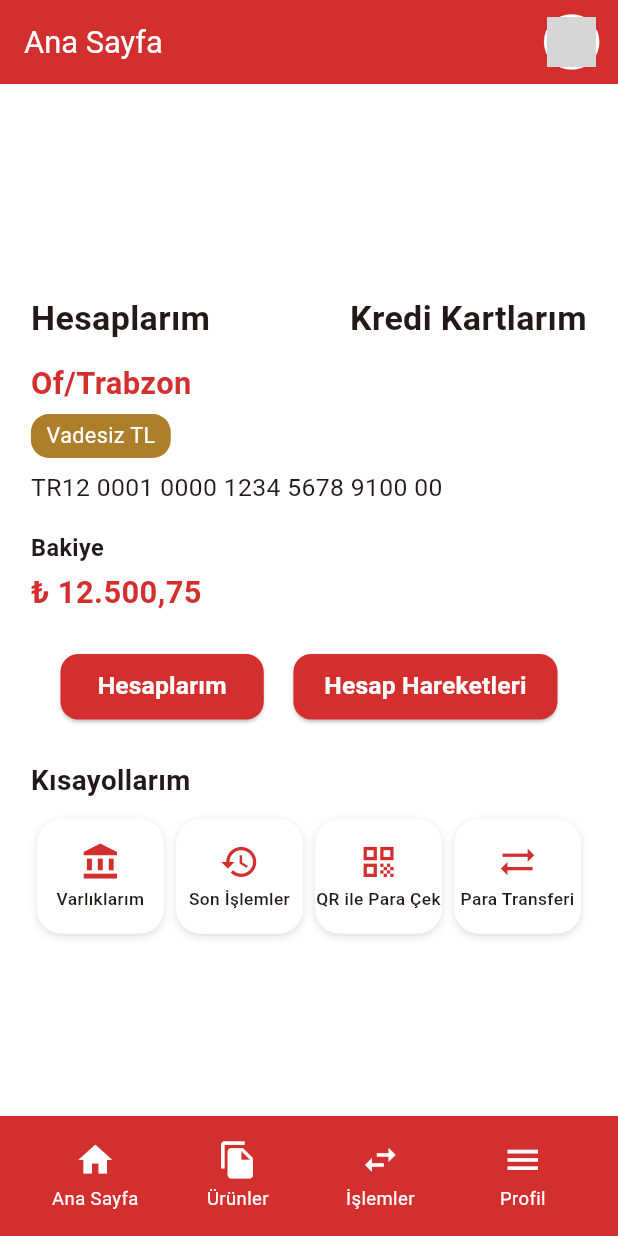
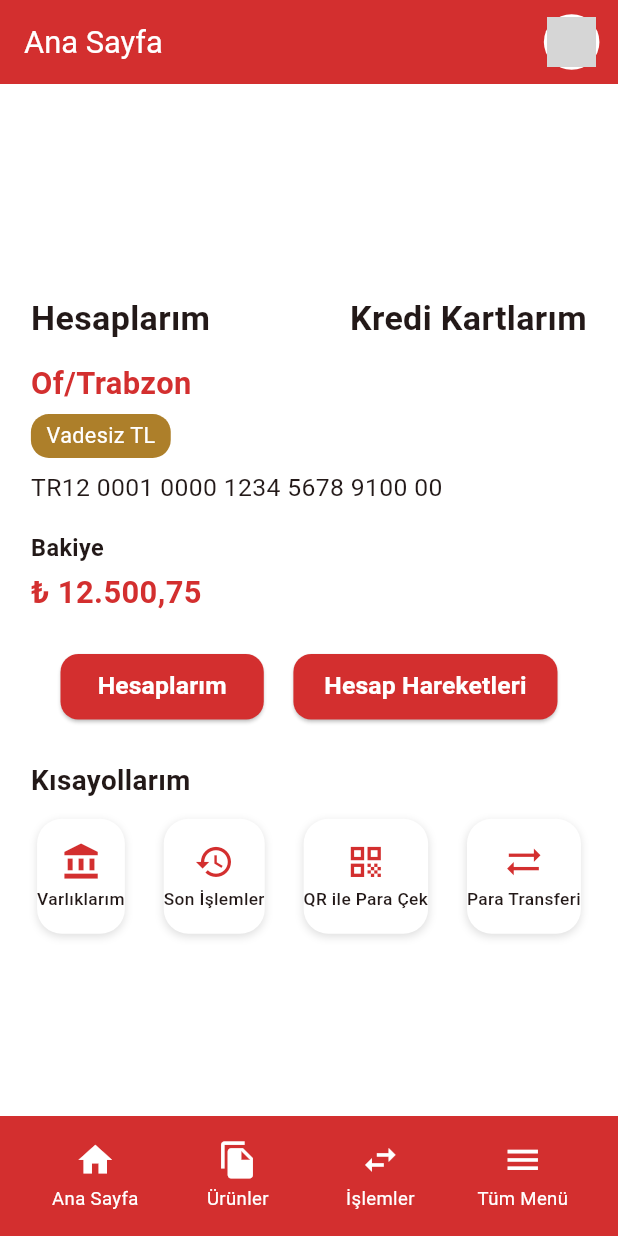
Before and after one commit to btnahmet/bank_app, a Flutter app: the screen it shows after launch, on a phone screen of 412 x 824 dp. Run offline on Flutter 3.47's test engine with Material 3 defaults, Android fonts, the phone set to English and light mode, and no system bars; grey boxes are pictures that could not be loaded.

Commit message:
Tüm Menü Butonu Commit

```diff
--- a/lib/screens/home_screen.dart
+++ b/lib/screens/home_screen.dart
@@ -46,7 +46,10 @@
 //           child: Column(
 //             crossAxisAlignment: CrossAxisAlignment.start,
 //             children: [
-//               SizedBox(height: height * 0.03),
+//               Container(
+//                 height: height * 0.15,
+//               ),
+//               SizedBox(height: height * 0.02),
 //               Padding(
 //                 padding: EdgeInsets.symmetric(horizontal: width * 0.05),
 //                 child: Column(
@@ -87,10 +90,9 @@
 //                     SizedBox(height: height * 0.008),
 //                     Container(
 //                       padding: EdgeInsets.symmetric(
-//                           horizontal: width * 0.025,
-//                           vertical: height * 0.005),
+//                           horizontal: width * 0.025, vertical: height * 0.005),
 //                       decoration: BoxDecoration(
-//                         color: Color.fromARGB(255, 173, 127, 42),
+//                         color: const Color.fromARGB(255, 173, 127, 42),
 //                         borderRadius: BorderRadius.circular(12),
 //                       ),
 //                       child: Text(
@@ -140,10 +142,13 @@
 //                               borderRadius: BorderRadius.circular(12),
 //                             ),
 //                           ),
-//                           child: Text("Hesaplarım",
-//                               style: TextStyle(fontSize: width * 0.035,
-
-//                               )),
+//                           child: Text(
+//                             "Hesaplarım",
+//                             style: TextStyle(
+//                                 fontSize: width * 0.04,
+//                                 color: Colors.white,
+//                                 fontWeight: FontWeight.bold),
+//                           ),
 //                         ),
 //                         ElevatedButton(
 //                           onPressed: () {},
@@ -156,29 +161,52 @@
 //                               borderRadius: BorderRadius.circular(12),
 //                             ),
 //                           ),
-//                           child: Text("Hesap Hareketleri",
-//                               style: TextStyle(fontSize: width * 0.035)),
+//                           child: Text(
+//                             "Hesap Hareketleri",
+//                             style: TextStyle(
+//                                 fontSize: width * 0.04,
+//                                 color: Colors.white,
+//                                 fontWeight: FontWeight.bold),
+//                           ),
 //                         ),
 //                       ],
 //                     ),
-//                     SizedBox(height: height * 0.03),
-//                     Text(
-//                       "Kısayollarım",
-//                       style: TextStyle(
-//                         fontSize: width * 0.045,
-//                         fontWeight: FontWeight.bold,
-//                       ),
-//                     ),
-//                     SizedBox(height: height * 0.015),
-//                     Row(
-//                       mainAxisAlignment: MainAxisAlignment.spaceBetween,
-//                       children: [
-//                         _ShortcutItem(icon: Icons.account_balance, label: "Varlıklarım"),
-//                         _ShortcutItem(icon: Icons.history, label: "Son İşlemler"),
-//                         _ShortcutItem(icon: Icons.qr_code, label: "QR ile Para Çek"),
-//                         _ShortcutItem(icon: Icons.sync_alt, label: "Para Transferi"),
-//                       ],
-//                     ),
+
+//                     // 🔽 4 adet kısayollarım satırı
+//                     ...List.generate(4, (index) {
+//                       return Column(
+//                         crossAxisAlignment: CrossAxisAlignment.start,
+//                         children: [
+//                           SizedBox(height: height * 0.03),
+//                           Text(
+//                             "Kısayollarım",
+//                             style: TextStyle(
+//                               fontSize: width * 0.045,
+//                               fontWeight: FontWeight.bold,
+//                             ),
+//                           ),
+//                           SizedBox(height: height * 0.015),
+//                           Row(
+//                             mainAxisAlignment: MainAxisAlignment.spaceBetween,
+//                             children: [
+//                               _ShortcutItem(
+//                                   icon: Icons.account_balance,
+//                                   label: "Varlıklarım"),
+//                               _ShortcutItem(
+//                                   icon: Icons.history, label: "Son İşlemler"),
+//                               _ShortcutItem(
+//                                   icon: Icons.qr_code,
+//                                   label: "QR ile Para Çek"),
+//                               _ShortcutItem(
+//                                   icon: Icons.sync_alt,
+//                                   label: "Para Transferi"),
+//                             ],
+//                           ),
+//                         ],
+//                       );
+//                     }),
+
+//                     SizedBox(height: height * 0.04),
 //                   ],
 //                 ),
 //               ),
@@ -192,10 +220,13 @@
 //             child: Row(
 //               mainAxisAlignment: MainAxisAlignment.spaceEvenly,
 //               children: [
-//                 _BottomBarItem(icon: Icons.home, label: "Ana Sayfa", onTap: () {}),
-//                 _BottomBarItem(icon: Icons.file_copy, label: "Ürünler", onTap: () {}),
-//                 _BottomBarItem(icon: Icons.swap_horiz, label: "Transfer", onTap: () {}),
-//                 _BottomBarItem(icon: Icons.menu, label: "Profil", onTap: () {}),
+//                 _BottomBarItem(
+//                     icon: Icons.home, label: "Ana Sayfa", onTap: () {}),
+//                 _BottomBarItem(
+//                     icon: Icons.file_copy, label: "Ürünler", onTap: () {}),
+//                 _BottomBarItem(
+//                     icon: Icons.swap_horiz, label: "İşlemler", onTap: () {}),
+//                 _BottomBarItem(icon: Icons.menu, label: "Tüm Menü", onTap: () {}),
 //               ],
 //             ),
 //           ),
@@ -248,7 +279,8 @@
 //   Widget build(BuildContext context) {
 //     final width = MediaQuery.of(context).size.width;
 //     final height = MediaQuery.of(context).size.height;
-//     return Expanded(
+//     return Flexible(
+//       flex: 1,
 //       child: Container(
 //         margin: EdgeInsets.symmetric(horizontal: width * 0.01),
 //         padding: EdgeInsets.symmetric(vertical: height * 0.018),
@@ -284,6 +316,7 @@
 //     );
 //   }
 // }
+import 'package:bank_app/screens/tum_menu.dart';
 import 'package:flutter/material.dart';
 import 'package:bank_app/assets/constants.dart';
 
@@ -292,9 +325,8 @@ class HomeScreen extends StatelessWidget {
 
   @override
   Widget build(BuildContext context) {
-    final size = MediaQuery.of(context).size;
-    final width = size.width;
-    final height = size.height;
+    final width = MediaQuery.of(context).size.width;
+    final height = MediaQuery.of(context).size.height;
 
     return SafeArea(
       child: Scaffold(
@@ -316,7 +348,7 @@ class HomeScreen extends StatelessWidget {
                   backgroundColor: Colors.white,
                   child: ClipOval(
                     child: Image.asset(
-                      'assets/images/profile_icon.png',
+                      'C:/Users/ahmet/flutterApp/bank_app/lib/assets/images/profil.png',
                       fit: BoxFit.cover,
                       width: width * 0.08,
                       height: width * 0.08,
@@ -332,10 +364,7 @@ class HomeScreen extends StatelessWidget {
           child: Column(
             crossAxisAlignment: CrossAxisAlignment.start,
             children: [
-              // 📌 AppBar altına boşluk
-              Container(
-                height: height * 0.15,
-              ),
+              Container(height: height * 0.15),
               SizedBox(height: height * 0.02),
               Padding(
                 padding: EdgeInsets.symmetric(horizontal: width * 0.05),
@@ -379,7 +408,7 @@ class HomeScreen extends StatelessWidget {
                       padding: EdgeInsets.symmetric(
                           horizontal: width * 0.025, vertical: height * 0.005),
                       decoration: BoxDecoration(
-                        color: Color.fromARGB(255, 173, 127, 42),
+                        color: const Color.fromARGB(255, 173, 127, 42),
                         borderRadius: BorderRadius.circular(12),
                       ),
                       child: Text(
@@ -480,6 +509,7 @@ class HomeScreen extends StatelessWidget {
                             icon: Icons.sync_alt, label: "Para Transferi"),
                       ],
                     ),
+                    SizedBox(height: height * 0.04),
                   ],
                 ),
               ),
@@ -499,7 +529,18 @@ class HomeScreen extends StatelessWidget {
                     icon: Icons.file_copy, label: "Ürünler", onTap: () {}),
                 _BottomBarItem(
                     icon: Icons.swap_horiz, label: "İşlemler", onTap: () {}),
-                _BottomBarItem(icon: Icons.menu, label: "Profil", onTap: () {}),
+                _BottomBarItem(
+                  icon: Icons.menu,
+                  label: "Tüm Menü",
+                  onTap: () {
+                    Navigator.push(
+                      context,
+                      MaterialPageRoute(
+                        builder: (_) => const TumMenu(),
+                      ),
+                    );
+                  },
+                ),
               ],
             ),
           ),
@@ -552,7 +593,8 @@ class _ShortcutItem extends StatelessWidget {
   Widget build(BuildContext context) {
     final width = MediaQuery.of(context).size.width;
     final height = MediaQuery.of(context).size.height;
-    return Expanded(
+    return Flexible(
+      flex: 1,
       child: Container(
         margin: EdgeInsets.symmetric(horizontal: width * 0.01),
         padding: EdgeInsets.symmetric(vertical: height * 0.018),
--- a/pubspec.yaml
+++ b/pubspec.yaml
@@ -59,8 +59,8 @@ flutter:
   uses-material-design: true
 
   # To add assets to your application, add an assets section, like this:
-  # assets:
-  #   - images/a_dot_burr.jpeg
+  assets:
+    - C:/Users/ahmet/flutterApp/bank_app/lib/assets/images/profil.png
   #   - images/a_dot_ham.jpeg
 
   # An image asset can refer to one or more resolution-specific "variants", see
```
Also changed, not shown: lib/screens/tum_menu.dart (added, +27 -0 lines), lib/assets/images/profil.png (added).
